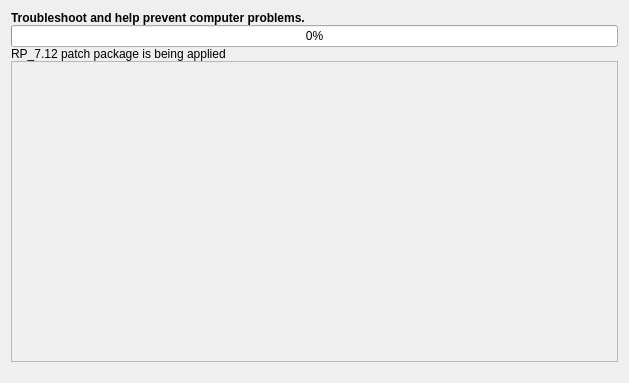
This is src/app/repairwizardpage.ui in august-alt/alt-diagnostic-tool as Qt 5 draws it before an edit. The edited form follows.
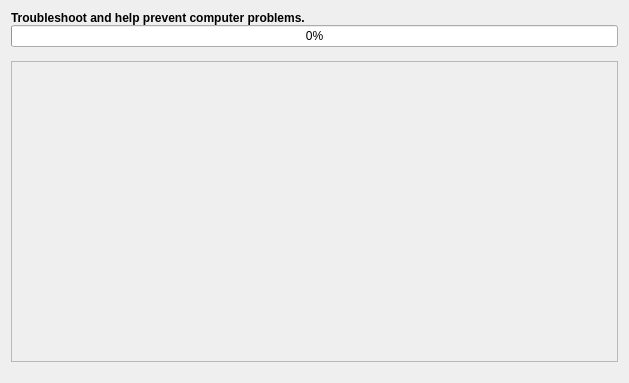
This is the edited form.

Commit message: fix: behavior of the cancel button

```diff
--- a/src/app/repairwizardpage.ui
+++ b/src/app/repairwizardpage.ui
@@ -195,7 +195,7 @@
       <item row="2" column="0">
        <widget class="QLabel" name="statusLabel">
         <property name="text">
-         <string>RP_7.12 patch package is being applied</string>
+         <string/>
         </property>
        </widget>
       </item>
```
The commit also changes 2 other files.
